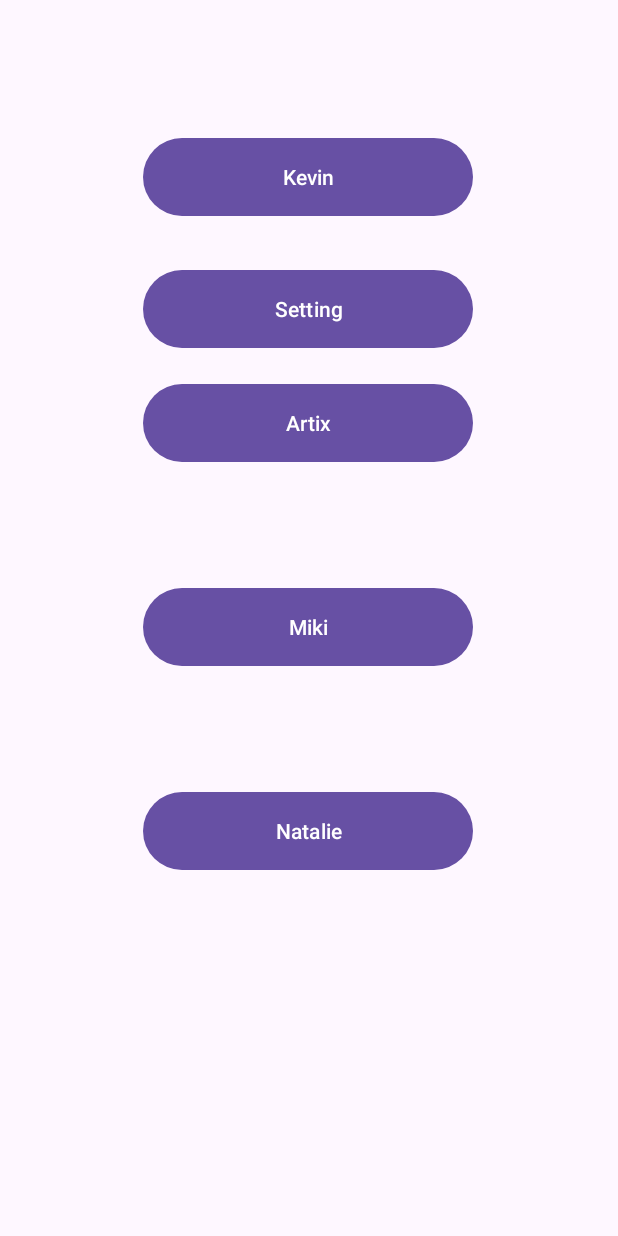
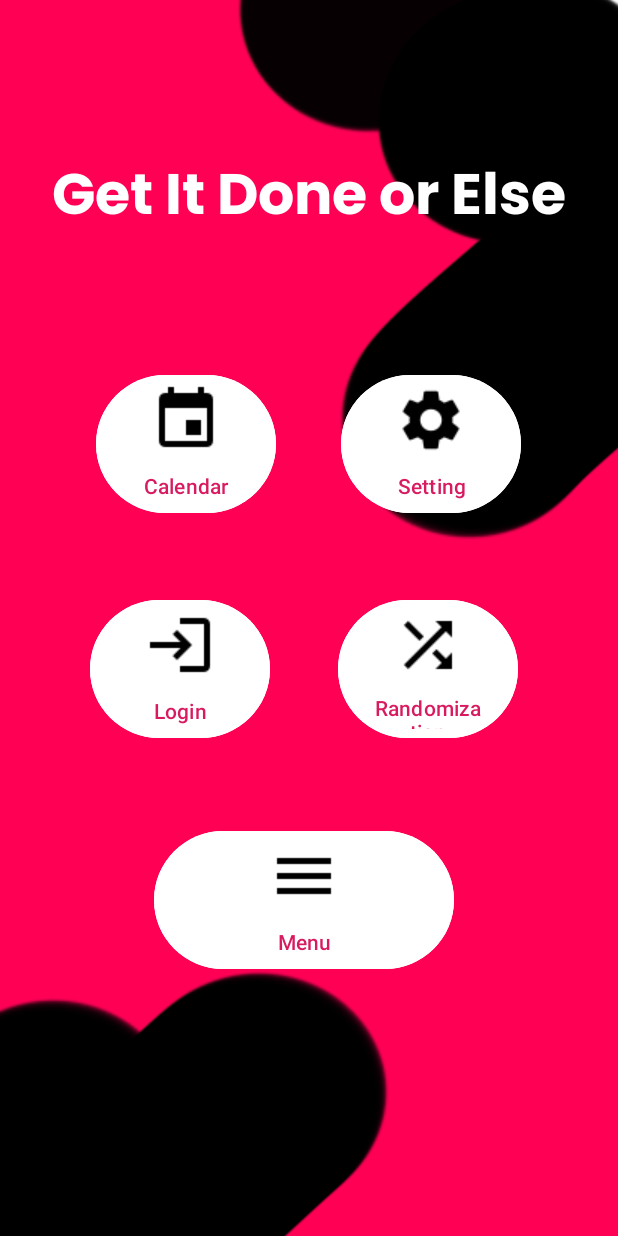
Before and after one commit to Artix67/GetItDoneOrElse, an Android app: the screen it shows after launch (MainActivityApplication), on a phone screen of 412 x 824 dp. Run offline under Robolectric (Android 15) with nearby library versions, the phone set to English and light mode, and no system bars.

Commit message:
Serveral changes for build review
fix some stuff

```diff
--- a/app/build.gradle
+++ b/app/build.gradle
@@ -43,8 +43,11 @@ dependencies {
     implementation'androidx.navigation:navigation-ui:2.7.5'
     implementation'androidx.legacy:legacy-support-v4:1.0.0'
     implementation 'com.google.firebase:firebase-auth:22.3.0'
+    implementation 'androidx.gridlayout:gridlayout:1.0.0'
     testImplementation 'junit:junit:4.13.2'
     androidTestImplementation 'androidx.test.ext:junit:1.1.5'
     androidTestImplementation 'androidx.test.espresso:espresso-core:3.5.1'
     implementation 'com.google.android.gms:play-services-auth:20.7.0'
+
+
 }
--- a/app/src/main/java/com/example/getitdoneorelseapplication/settings/SettingsActivity.java
+++ b/app/src/main/java/com/example/getitdoneorelseapplication/settings/SettingsActivity.java
@@ -16,7 +16,7 @@ import java.util.Objects;
 
 public class SettingsActivity extends AppCompatActivity {
 
-    private TextInputEditText textInputEditText;
+    private TextInputEditText textInputEditText, emailEditText;
     private EditText editTextText, editTextText2, editTextText3;
     private SwitchMaterial themeSwitch, theme1Switch;
 
@@ -26,6 +26,7 @@ public class SettingsActivity extends AppCompatActivity {
         setContentView(R.layout.setting_kevin);
 
         textInputEditText = findViewById(R.id.textInputEditText);
+        emailEditText = findViewById(R.id.emailEditText);
         editTextText = findViewById(R.id.editTextText);
         editTextText2 = findViewById(R.id.editTextText2);
         editTextText3 = findViewById(R.id.editTextText3);
@@ -46,7 +47,7 @@ public class SettingsActivity extends AppCompatActivity {
     }
 
     private void editEmail() {
-        editTextText.setText("");
+        emailEditText.setText("");
     }
 
     private void saveSettings() {
--- a/app/src/main/res/layout/activity_main_app.xml
+++ b/app/src/main/res/layout/activity_main_app.xml
@@ -1,62 +1,121 @@
 <?xml version="1.0" encoding="utf-8"?>
-<androidx.constraintlayout.widget.ConstraintLayout xmlns:android="http://schemas.android.com/apk/res/android"
+<androidx.drawerlayout.widget.DrawerLayout
+    xmlns:android="http://schemas.android.com/apk/res/android"
     xmlns:app="http://schemas.android.com/apk/res-auto"
     xmlns:tools="http://schemas.android.com/tools"
+    android:id="@+id/drawer_layout"
     android:layout_width="match_parent"
     android:layout_height="match_parent"
-    android:backgroundTint="@color/redPink"
+    android:background="@drawable/backdroplog"
     tools:context=".MainActivityApplication">
 
-    <Button
-        android:id="@+id/buttonKevin"
-        android:layout_width="220dp"
-        android:layout_height="60dp"
-        android:layout_marginTop="88dp"
-        android:text="Kevin"
-        app:layout_constraintEnd_toEndOf="parent"
-        app:layout_constraintHorizontal_bias="0.497"
-        app:layout_constraintStart_toStartOf="parent"
-        app:layout_constraintTop_toTopOf="parent" />
+    <!-- Main content -->
+    <RelativeLayout
+        android:layout_width="match_parent"
+        android:layout_height="match_parent">
 
-    <Button
-        android:id="@+id/buttonSetting"
-        android:layout_width="220dp"
-        android:layout_height="60dp"
-        android:layout_marginTop="176dp"
-        android:text="Setting"
-        app:layout_constraintEnd_toEndOf="parent"
-        app:layout_constraintHorizontal_bias="0.497"
-        app:layout_constraintStart_toStartOf="parent"
-        app:layout_constraintTop_toTopOf="parent" />
+        <androidx.constraintlayout.widget.ConstraintLayout
+            android:layout_width="match_parent"
+            android:layout_height="match_parent">
 
-    <Button
-        android:id="@+id/buttonArtix"
-        android:layout_width="220dp"
-        android:layout_height="60dp"
-        android:layout_marginTop="104dp"
-        android:text="Artix"
-        app:layout_constraintEnd_toEndOf="@+id/buttonKevin"
-        app:layout_constraintHorizontal_bias="1.0"
-        app:layout_constraintStart_toStartOf="@+id/buttonKevin"
-        app:layout_constraintTop_toBottomOf="@+id/buttonKevin" />
 
-    <Button
-        android:id="@+id/buttonMiki"
-        android:layout_width="220dp"
-        android:layout_height="60dp"
-        android:layout_marginTop="76dp"
-        android:text="Miki"
-        app:layout_constraintEnd_toEndOf="@+id/buttonArtix"
-        app:layout_constraintStart_toStartOf="@+id/buttonArtix"
-        app:layout_constraintTop_toBottomOf="@+id/buttonArtix" />
+            <Button
+                android:id="@+id/buttonKevin"
+                android:layout_width="120dp"
+                android:layout_height="100dp"
+                android:layout_marginStart="64dp"
+                android:layout_marginTop="80dp"
+                android:backgroundTint="@android:color/white"
+                android:drawableTop="@drawable/baseline_event_black_24dp"
+                android:gravity="center"
+                android:shadowColor="@color/black"
+                android:text="Calendar"
+                android:textColor="#D81B60"
+                app:layout_constraintStart_toStartOf="parent"
+                app:layout_constraintTop_toBottomOf="@+id/textView3" />
 
-    <Button
-        android:id="@+id/buttonNatalie"
-        android:layout_width="220dp"
-        android:layout_height="60dp"
-        android:layout_marginTop="76dp"
-        android:text="Natalie"
-        app:layout_constraintEnd_toEndOf="@+id/buttonMiki"
-        app:layout_constraintStart_toStartOf="@+id/buttonMiki"
-        app:layout_constraintTop_toBottomOf="@+id/buttonMiki" />
-</androidx.constraintlayout.widget.ConstraintLayout>
+            <Button
+                android:id="@+id/buttonArtix"
+                android:layout_width="200dp"
+                android:layout_height="100dp"
+                android:layout_marginTop="550dp"
+                android:backgroundTint="@android:color/white"
+                android:drawableTop="@drawable/baseline_menu_black_24dp"
+                android:gravity="center"
+                android:text="Menu"
+                android:textColor="#D81B60"
+                app:layout_constraintEnd_toEndOf="@+id/buttonNatalie"
+                app:layout_constraintStart_toStartOf="@+id/buttonMiki"
+                app:layout_constraintTop_toTopOf="parent" />
+
+            <Button
+                android:id="@+id/buttonMiki"
+                android:layout_width="120dp"
+                android:layout_height="100dp"
+                android:layout_marginStart="60dp"
+                android:layout_marginTop="50dp"
+                android:backgroundTint="@android:color/white"
+                android:drawableTop="@drawable/baseline_login_black_24dp"
+                android:gravity="center"
+                android:text="Login"
+                android:textColor="#D81B60"
+                app:layout_constraintStart_toStartOf="parent"
+                app:layout_constraintTop_toBottomOf="@+id/buttonKevin" />
+
+            <Button
+                android:id="@+id/buttonNatalie"
+                android:layout_width="120dp"
+                android:layout_height="100dp"
+                android:layout_marginStart="50dp"
+                android:layout_marginTop="50dp"
+                android:layout_marginEnd="71dp"
+                android:backgroundTint="@android:color/white"
+                android:drawableTop="@drawable/baseline_shuffle_black_24dp"
+                android:gravity="center"
+                android:text="Randomization"
+                android:textColor="#D81B60"
+                app:layout_constraintEnd_toEndOf="parent"
+                app:layout_constraintStart_toEndOf="@+id/buttonMiki"
+                app:layout_constraintTop_toBottomOf="@+id/buttonSetting" />
+
+            <Button
+                android:id="@+id/buttonSetting"
+                android:layout_width="120dp"
+                android:layout_height="100dp"
+                android:layout_marginStart="50dp"
+                android:layout_marginTop="80dp"
+                android:layout_marginEnd="71dp"
+                android:backgroundTint="@android:color/white"
+                android:drawableTop="@drawable/baseline_settings_black_24dp"
+                android:gravity="center"
+                android:text="Setting"
+                android:textColor="#D81B60"
+                app:layout_constraintEnd_toEndOf="parent"
+                app:layout_constraintStart_toEndOf="@+id/buttonKevin"
+                app:layout_constraintTop_toBottomOf="@+id/textView3" />
+
+            <TextView
+                android:id="@+id/textView3"
+                android:layout_width="wrap_content"
+                android:layout_height="wrap_content"
+                android:layout_marginTop="100dp"
+                android:text="Get It Done or Else"
+                android:fontFamily="@font/poppins_bold"
+                android:textAppearance="@style/TextAppearance.AppCompat.Large"
+                android:textColor="@color/white"
+                android:textSize="38sp"
+                android:textStyle="bold"
+                app:layout_constraintEnd_toEndOf="parent"
+                app:layout_constraintStart_toStartOf="parent"
+                app:layout_constraintTop_toTopOf="parent" />
+
+
+        </androidx.constraintlayout.widget.ConstraintLayout>
+
+
+    </RelativeLayout>
+
+
+
+
+</androidx.drawerlayout.widget.DrawerLayout>
--- a/app/src/main/res/layout/setting_kevin.xml
+++ b/app/src/main/res/layout/setting_kevin.xml
@@ -9,6 +9,7 @@
     android:background="@color/black"
     tools:context=".settings.SettingsActivity">
 
+    <!-- Top banner -->
     <RelativeLayout
         android:layout_width="match_parent"
         android:layout_height="130dp"
@@ -17,6 +18,8 @@
         app:layout_constraintEnd_toEndOf="parent"
         app:layout_constraintStart_toStartOf="parent"
         app:layout_constraintTop_toTopOf="parent"/>
+
+    <!-- Character image -->
     <com.google.android.material.circularreveal.cardview.CircularRevealCardView
         android:layout_width="100dp"
         android:layout_height="100dp"
@@ -35,8 +38,12 @@
             android:layout_width="match_parent"
             android:layout_height="match_parent"
             android:scaleType="centerCrop"
-            android:src="@drawable/backdroplog"/>
+            android:src="@drawable/alex_dog"/>
     </com.google.android.material.circularreveal.cardview.CircularRevealCardView>
+
+    <!-- Existing layout elements -->
+
+    <!-- Name field and button -->
 
     <com.google.android.material.textfield.TextInputLayout
         android:id="@+id/nameTextfield"
@@ -54,8 +61,12 @@
             android:layout_width="match_parent"
             android:layout_height="wrap_content"
             android:text="@string/name"
-            android:textColor="@color/white" />
-
+            android:textColor="@color/white"
+            android:imeOptions="actionDone"
+            android:inputType="text"
+            android:singleLine="true"
+            android:focusable="true"
+            android:focusableInTouchMode="true" />
     </com.google.android.material.textfield.TextInputLayout>
 
     <Button
@@ -73,9 +84,11 @@
         app:layout_constraintStart_toStartOf="parent"
         app:layout_constraintTop_toBottomOf="@+id/nameTextfield" />
 
+    <!-- Email field and button -->
+
     <com.google.android.material.textfield.TextInputLayout
         android:id="@+id/emailTextField"
-        android:layout_width="match_parent"
+        android:layout_width="0dp"
         android:layout_height="wrap_content"
         android:layout_marginStart="20dp"
         android:layout_marginTop="60dp"
@@ -85,10 +98,16 @@
         app:layout_constraintTop_toBottomOf="@+id/nameTextfield">
 
         <com.google.android.material.textfield.TextInputEditText
+            android:id="@+id/emailEditText"
             android:layout_width="match_parent"
             android:layout_height="wrap_content"
             android:text="@string/email"
-            android:textColor="@color/white" />
+            android:textColor="@color/white"
+            android:imeOptions="actionDone"
+            android:inputType="text"
+            android:singleLine="true"
+            android:focusable="true"
+            android:focusableInTouchMode="true" />
     </com.google.android.material.textfield.TextInputLayout>
 
     <Button
@@ -105,6 +124,8 @@
         app:layout_constraintEnd_toEndOf="parent"
         app:layout_constraintStart_toStartOf="parent"
         app:layout_constraintTop_toBottomOf="@+id/emailTextField" />
+
+    <!-- Panic Mode field and switch -->
 
     <EditText
         android:id="@+id/editTextText"
@@ -134,16 +155,18 @@
         app:layout_constraintRight_toRightOf="parent"
         app:layout_constraintTop_toTopOf="@+id/editTextText" />
 
+    <!-- Timeout Mode field and switch -->
+
     <EditText
         android:id="@+id/editTextText2"
         android:layout_width="375dp"
         android:layout_height="60dp"
         android:layout_marginStart="20dp"
-        android:layout_marginTop="20dp"
+        android:layout_marginTop="32dp"
         android:layout_marginEnd="20dp"
         android:ems="10"
         android:inputType="text"
-        android:text="Timeout mode"
+        android:text="Timeout Mode"
         android:textColor="@color/white"
         app:layout_constraintEnd_toEndOf="parent"
         app:layout_constraintStart_toStartOf="parent"
@@ -162,18 +185,21 @@
         app:layout_constraintRight_toRightOf="parent"
         app:layout_constraintTop_toTopOf="@+id/editTextText2" />
 
+    <!-- Character Selection field and button -->
+
     <EditText
         android:id="@+id/editTextText3"
         android:layout_width="0dp"
         android:layout_height="50dp"
         android:layout_marginStart="20dp"
-        android:layout_marginTop="20dp"
+        android:layout_marginTop="32dp"
         android:layout_marginEnd="20dp"
         android:ems="10"
         android:inputType="text"
         android:text="Character Selection"
         android:textColor="@color/white"
         app:layout_constraintEnd_toEndOf="parent"
+        app:layout_constraintHorizontal_bias="0.0"
         app:layout_constraintStart_toStartOf="parent"
         app:layout_constraintTop_toBottomOf="@+id/editTextText2" />
 
@@ -186,11 +212,11 @@
         android:rotationX="0"
         android:rotationY="0"
         app:icon="@android:drawable/arrow_down_float"
-
         app:iconTint="@color/white"
         app:layout_constraintBottom_toBottomOf="@+id/editTextText3"
         app:layout_constraintEnd_toEndOf="@+id/editTextText3"
         app:layout_constraintTop_toTopOf="@+id/editTextText3" />
 
+    <!-- Remaining layout elements -->
 
 </androidx.constraintlayout.widget.ConstraintLayout>
```
Also changed, not shown: app/src/main/res/drawable/baseline_event_black_24dp.png (added), app/src/main/res/drawable/baseline_login_black_24dp.png (added), app/src/main/res/drawable/baseline_menu_black_24dp.png (added), app/src/main/res/drawable/baseline_settings_black_24dp.png (added), app/src/main/res/drawable/baseline_shuffle_black_24dp.png (added).
